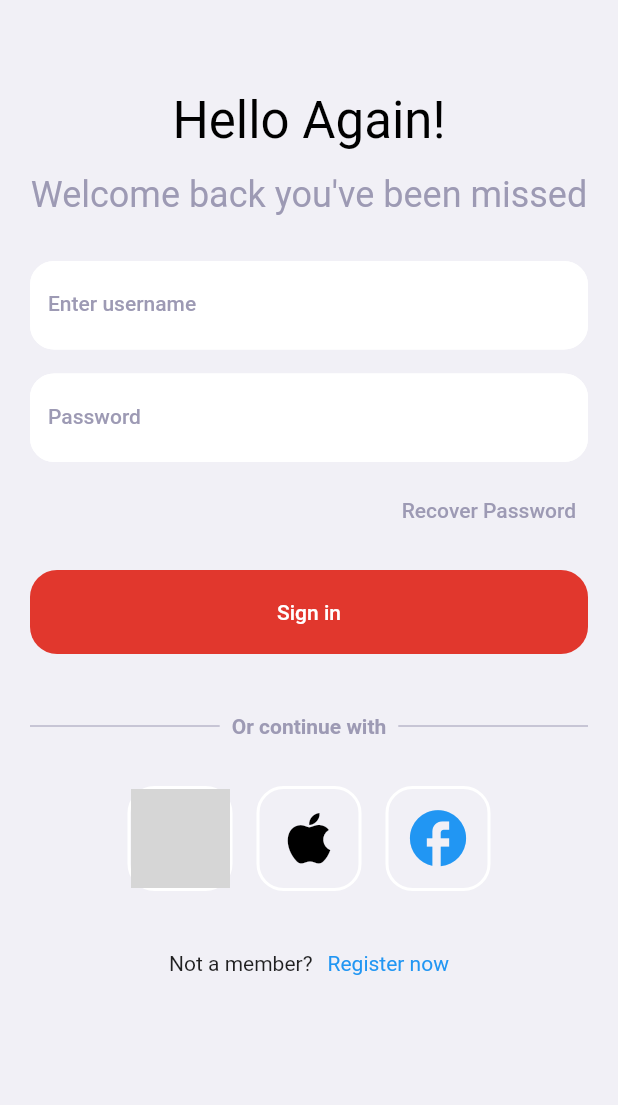
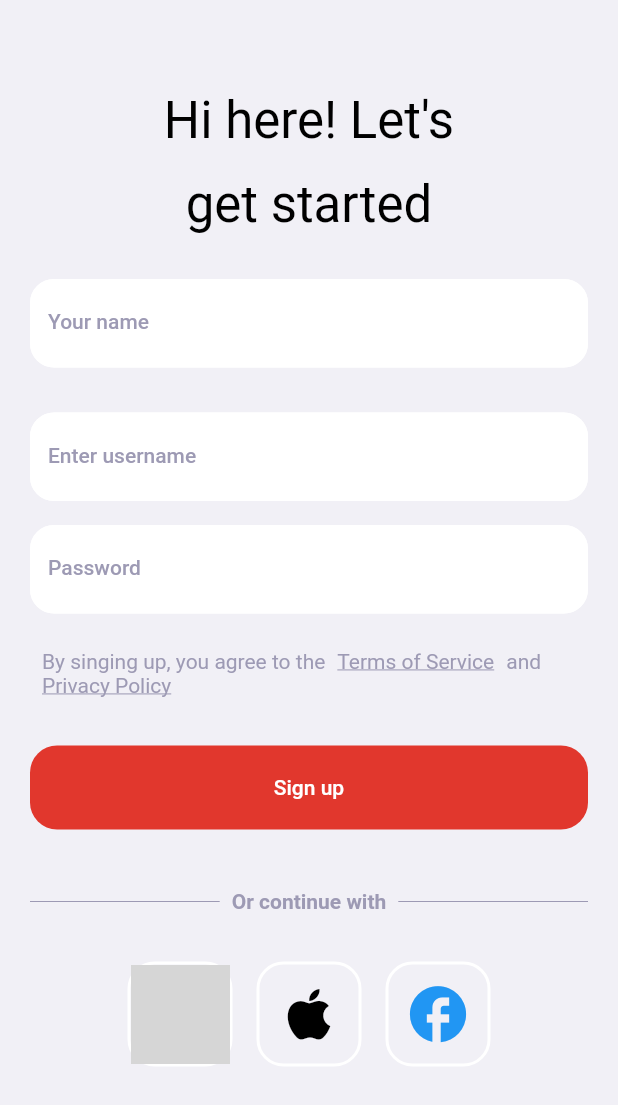
Before and after one commit to antonio-nicolau/Flutter-ToDoApp-with-firebase, a Flutter app: the screen it shows after launch, after a tap on "Register", on a phone screen of 412 x 824 dp. Shown: the top 1105 px of the screen. Run offline on Flutter 3.47's test engine with Material 2 defaults, Android fonts, the phone set to English and light mode, and no system bars; our stand-ins replace auto_route, cloud_firestore, firebase_auth, firebase_core, flutter_riverpod, riverpod_annotation; accounts and stored records are empty; network calls fail; grey boxes are pictures that could not be loaded.

Commit message:
added register new user page

```diff
--- a/lib/core/router/app.route.dart
+++ b/lib/core/router/app.route.dart
@@ -3,6 +3,7 @@ import 'package:flutter/material.dart';
 import 'package:flutter_cloud_firestore/core/router/auth_guard.dart';
 import 'package:flutter_cloud_firestore/src/modules/auth/auth.page.dart';
 import 'package:flutter_cloud_firestore/src/modules/home/home.page.dart';
+import 'package:flutter_cloud_firestore/src/modules/register/pages/register.page.dart';
 import 'package:flutter_cloud_firestore/src/modules/todos/todos.page.dart';
 import 'package:flutter_riverpod/flutter_riverpod.dart';
 
@@ -22,6 +23,7 @@ class AppRouter extends _$AppRouter {
   List<AutoRoute> get routes => [
         AutoRoute(page: HomeRoute.page),
         AutoRoute(page: AuthRoute.page),
-        AutoRoute(page: TodosRoute.page),
+        AutoRoute(page: RegisterRoute.page),
+        AutoRoute(page: TodosRoute.page, guards: [AuthGuard(_ref)]),
       ];
 }
--- a/lib/src/modules/home/home.page.dart
+++ b/lib/src/modules/home/home.page.dart
@@ -56,7 +56,7 @@ class HomePage extends StatelessWidget {
                       Expanded(
                         child: TodoElevatedButton(
                           onPressed: () {
-                            context.router.push(const AuthRoute());
+                            context.router.push(const RegisterRoute());
                           },
                           borderRadius: 8,
                           padding: const EdgeInsets.all(16),
--- /dev/null
+++ b/lib/src/modules/register/pages/register.page.dart
@@ -0,0 +1,136 @@
+import 'package:auto_route/auto_route.dart';
+import 'package:flutter/material.dart';
+import 'package:flutter_cloud_firestore/core/models/user.model.dart';
+import 'package:flutter_cloud_firestore/core/repositories/auth.repository.dart';
+import 'package:flutter_cloud_firestore/core/router/app.route.dart';
+import 'package:flutter_cloud_firestore/core/widgets/todo_elevated_button.widget.dart';
+import 'package:flutter_cloud_firestore/src/modules/auth/widgets/social_media.widget.dart';
+import 'package:flutter_cloud_firestore/src/modules/todos/widgets/todo_textfield.widget.dart';
+import 'package:flutter_riverpod/flutter_riverpod.dart';
+
+@RoutePage()
+class RegisterPage extends ConsumerWidget {
+  const RegisterPage({super.key});
+
+  @override
+  Widget build(BuildContext context, WidgetRef ref) {
+    final nameEdittingController = TextEditingController();
+    final emailEdittingController = TextEditingController();
+    final passwordEdittingController = TextEditingController();
+
+    Future<void> register() async {
+      final name = nameEdittingController.text.trim();
+      final email = emailEdittingController.text.trim();
+      final password = passwordEdittingController.text.trim();
+
+      final user = UserModel(email: email, password: password);
+
+      final response = await ref.read(authRepositoryProvider).login(user);
+
+      if (context.mounted) {
+        if (response) {
+          context.router.push(const TodosRoute());
+        }
+      }
+    }
+
+    return Scaffold(
+      backgroundColor: const Color(0xffF1F0F6),
+      body: SingleChildScrollView(
+        child: SafeArea(
+          child: Container(
+            padding: const EdgeInsets.fromLTRB(20, 60, 20, 20),
+            child: Column(
+              crossAxisAlignment: CrossAxisAlignment.stretch,
+              children: [
+                Text(
+                  "Hi here! Let's",
+                  style: Theme.of(context).textTheme.headlineMedium?.copyWith(color: Colors.black),
+                  textAlign: TextAlign.center,
+                ),
+                const SizedBox(height: 16),
+                Text(
+                  "get started",
+                  style: Theme.of(context).textTheme.headlineMedium?.copyWith(color: Colors.black),
+                  textAlign: TextAlign.center,
+                ),
+                const SizedBox(height: 30),
+                TodoTextField(
+                  textInputType: TextInputType.emailAddress,
+                  controller: nameEdittingController,
+                  label: 'Your name',
+                  labelTextStyle: Theme.of(context).textTheme.labelLarge?.copyWith(color: const Color(0xff9D9AB4)),
+                ),
+                const SizedBox(height: 30),
+                TodoTextField(
+                  textInputType: TextInputType.emailAddress,
+                  controller: emailEdittingController,
+                  label: 'Enter username',
+                  labelTextStyle: Theme.of(context).textTheme.labelLarge?.copyWith(color: const Color(0xff9D9AB4)),
+                ),
+                const SizedBox(height: 16),
+                TodoTextField(
+                  controller: passwordEdittingController,
+                  label: 'Password',
+                  obscureText: true,
+                  labelTextStyle: Theme.of(context).textTheme.labelLarge?.copyWith(color: const Color(0xff9D9AB4)),
+                ),
+                const SizedBox(height: 8),
+                const Padding(
+                  padding: EdgeInsets.symmetric(horizontal: 8.0, vertical: 16),
+                  child: Wrap(
+                    children: [
+                      Text(
+                        'By singing up, you agree to the',
+                        style: TextStyle(color: Color(0xff9D9AB4)),
+                      ),
+                      SizedBox(width: 8),
+                      UnderlineText(text: 'Terms of Service'),
+                      SizedBox(width: 8),
+                      Text(
+                        'and',
+                        style: TextStyle(color: Color(0xff9D9AB4)),
+                      ),
+                      SizedBox(width: 8),
+                      UnderlineText(text: 'Privacy Policy'),
+                    ],
+                  ),
+                ),
+                const SizedBox(height: 16),
+                TodoElevatedButton(
+                  backgroundColor: const Color(0xffE1372D),
+                  elevation: 0,
+                  onPressed: register,
+                  child: const Text('Sign up'),
+                ),
+                const Padding(
+                  padding: EdgeInsets.only(top: 40, bottom: 40),
+                  child: SocialMediaLogin(),
+                ),
+              ],
+            ),
+          ),
+        ),
+      ),
+    );
+  }
+}
+
+class UnderlineText extends StatelessWidget {
+  const UnderlineText({super.key, required this.text, this.textStyle});
+
+  final String text;
+  final TextStyle? textStyle;
+
+  @override
+  Widget build(BuildContext context) {
+    return Text(
+      text,
+      style: textStyle ??
+          const TextStyle(
+            color: Color(0xff9D9AB4),
+            decoration: TextDecoration.underline,
+          ),
+    );
+  }
+}
--- a/lib/src/modules/todos/widgets/todo_textfield.widget.dart
+++ b/lib/src/modules/todos/widgets/todo_textfield.widget.dart
@@ -39,7 +39,12 @@ class TodoTextField extends StatelessWidget {
         fillColor: Colors.white,
         labelStyle: labelTextStyle ?? Theme.of(context).textTheme.headlineSmall?.copyWith(color: const Color(0xff9D9AB4)),
         hintStyle: hintTextStyle ?? Theme.of(context).textTheme.headlineSmall?.copyWith(color: const Color(0xff9D9AB4)),
-        focusedBorder: InputBorder.none,
+        focusedBorder: enableBorder == true
+            ? OutlineInputBorder(
+                borderSide: const BorderSide(width: 1, color: Colors.white),
+                borderRadius: BorderRadius.circular(16),
+              )
+            : InputBorder.none,
         enabledBorder: enableBorder == true
             ? OutlineInputBorder(
                 borderSide: const BorderSide(width: 1, color: Colors.white),
```
Also changed, not shown: lib/core/router/app.route.gr.dart.
